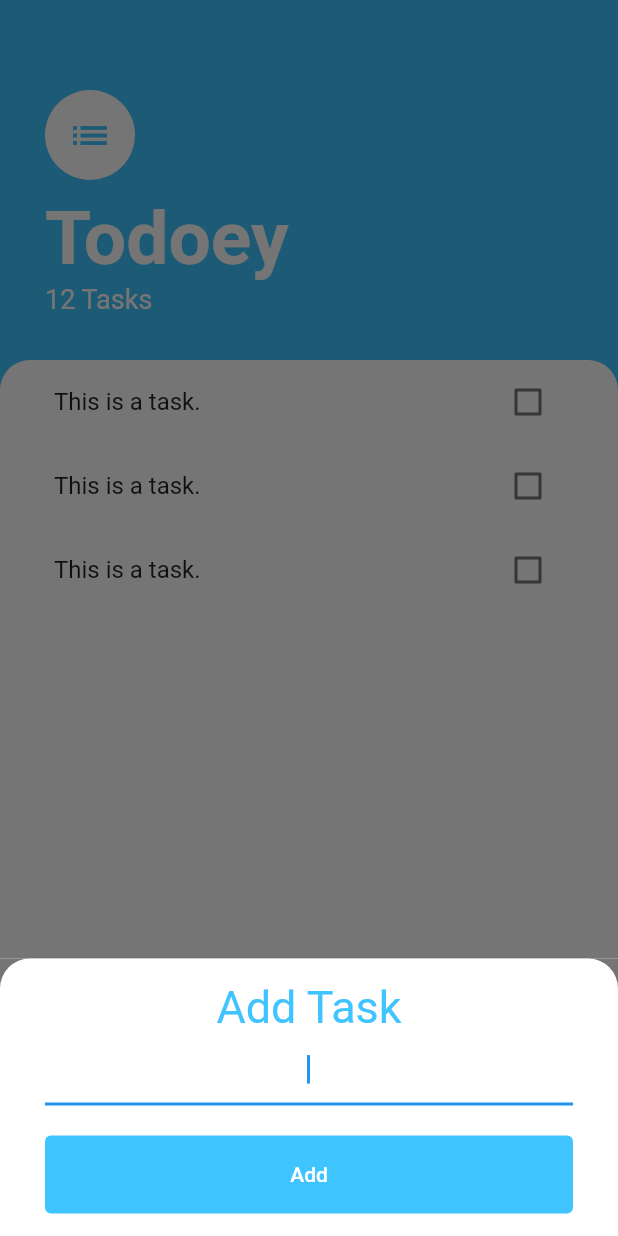
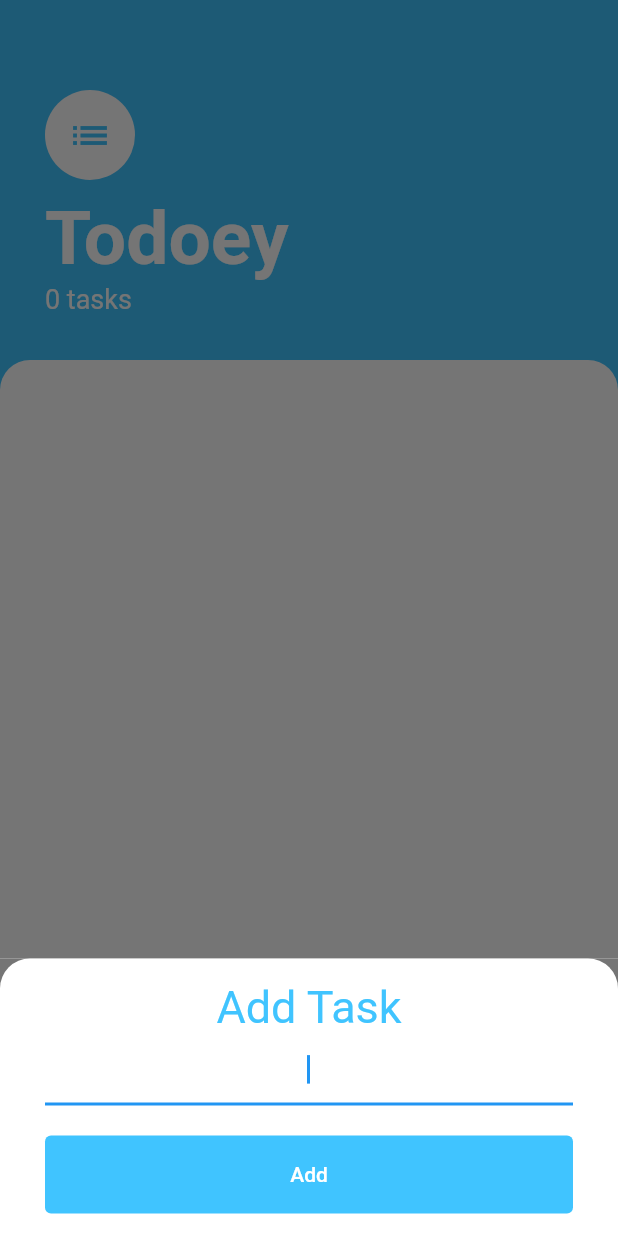
Before and after one commit to smllqs/todoey, a Flutter app: the screen it shows after launch, after a tap on the "add" icon, on a phone screen of 412 x 824 dp. Run offline on Flutter 3.47's test engine with Material 2 defaults, Android fonts, the phone set to English and light mode, and no system bars.

Commit message:
added tasks.

```diff
--- a/lib/main.dart
+++ b/lib/main.dart
@@ -8,6 +8,7 @@ void main() {
 class MyApp extends StatelessWidget {
   const MyApp({super.key});
 
+
   @override
   Widget build(BuildContext context) {
     return const MaterialApp(
--- /dev/null
+++ b/lib/models/task.dart
@@ -0,0 +1,10 @@
+class Task {
+  String name;
+  bool isDone;
+
+  Task({required this.name, required this.isDone});
+
+  void toggleDone() {
+    isDone = !isDone;
+  }
+}
--- a/lib/screens/add_task_screen.dart
+++ b/lib/screens/add_task_screen.dart
@@ -1,8 +1,9 @@
 import 'package:flutter/material.dart';
 
 class AddTaskScreen extends StatelessWidget {
-  const AddTaskScreen({super.key});
-
+  const AddTaskScreen({super.key, this.onpress, required this.controller});
+  final void Function()? onpress;
+  final TextEditingController controller;
   @override
   Widget build(BuildContext context) {
     return Container(
@@ -22,16 +23,16 @@ class AddTaskScreen extends StatelessWidget {
               textAlign: TextAlign.center,
               style: TextStyle(fontSize: 30.0, color: Colors.lightBlueAccent),
             ),
-            const TextField(
+            TextField(
               autofocus: true,
+              controller: controller,
               textAlign: TextAlign.center,
-              decoration: InputDecoration(),
             ),
             const SizedBox(
               height: 20.0,
             ),
             TextButton(
-              onPressed: () {},
+              onPressed: onpress,
               style: const ButtonStyle(
                 backgroundColor:
                     MaterialStatePropertyAll(Colors.lightBlueAccent),
--- a/lib/screens/tasks_screen.dart
+++ b/lib/screens/tasks_screen.dart
@@ -1,9 +1,18 @@
 import 'package:flutter/material.dart';
+import 'package:todoey/models/task.dart';
 import 'package:todoey/screens/add_task_screen.dart';
 import 'package:todoey/widgets/tasks_list.dart';
 
-class TasksScreen extends StatelessWidget {
+class TasksScreen extends StatefulWidget {
   const TasksScreen({super.key});
+
+  @override
+  State<TasksScreen> createState() => _TasksScreenState();
+}
+
+class _TasksScreenState extends State<TasksScreen> {
+  List<Task> tasksList = [];
+  TextEditingController textEditingController = TextEditingController();
 
   @override
   Widget build(BuildContext context) {
@@ -17,8 +26,19 @@ class TasksScreen extends StatelessWidget {
             child: Container(
                 padding: EdgeInsets.only(
                     bottom: MediaQuery.of(context).viewInsets.bottom),
-                      child: const AddTaskScreen()),
+                child: AddTaskScreen(
+                  onpress: () {
+                    setState(() {
+                      tasksList.add(Task(
+                          name: textEditingController.value.text,
+                          isDone: false));
+                      textEditingController.clear();
+                    });
+                  },
+                  controller: textEditingController,
                 )),
+          ),
+        ),
         backgroundColor: Colors.lightBlueAccent,
         child: const Icon(Icons.add),
       ),
@@ -28,18 +48,18 @@ class TasksScreen extends StatelessWidget {
           Container(
             padding: const EdgeInsets.only(
                 top: 60.0, left: 30.0, right: 30.0, bottom: 30.0),
-            child: const Column(
+            child: Column(
               crossAxisAlignment: CrossAxisAlignment.start,
               children: [
-                CircleAvatar(
+                const CircleAvatar(
                     radius: 30.0,
                     backgroundColor: Colors.white,
                     child: Icon(Icons.list,
                         size: 30.0, color: Colors.lightBlueAccent)),
-                SizedBox(
+                const SizedBox(
                   height: 10.0,
                 ),
-                Text(
+                const Text(
                   'Todoey',
                   style: TextStyle(
                       color: Colors.white,
@@ -47,8 +67,8 @@ class TasksScreen extends StatelessWidget {
                       fontWeight: FontWeight.w700),
                 ),
                 Text(
-                  '12 Tasks',
-                  style: TextStyle(color: Colors.white, fontSize: 18.0),
+                  '${tasksList.length} tasks',
+                  style: const TextStyle(color: Colors.white, fontSize: 18.0),
                 )
               ],
             ),
@@ -61,7 +81,9 @@ class TasksScreen extends StatelessWidget {
                   borderRadius: BorderRadius.only(
                       topLeft: Radius.circular(20),
                       topRight: Radius.circular(20))),
-              child: const TasksList(),
+              child: TasksList(
+                tasks: tasksList,
+              ),
             ),
           )
         ],
@@ -69,3 +91,9 @@ class TasksScreen extends StatelessWidget {
     );
   }
 }
+
+// [
+//     Task(name: 'Buy Milk', isDone: false),
+//     Task(name: 'Clean Room', isDone: false),
+//     Task(name: 'Finish this course', isDone: false),
+//   ];
--- a/lib/widgets/tasks_list.dart
+++ b/lib/widgets/tasks_list.dart
@@ -1,19 +1,36 @@
 import 'package:flutter/material.dart';
+import 'package:todoey/models/task.dart';
 import 'package:todoey/widgets/task_tile.dart';
 
-class TasksList extends StatelessWidget {
-  const TasksList({
-    super.key,
-  });
+class TasksList extends StatefulWidget {
+  const TasksList({super.key, required this.tasks});
+  final List<Task> tasks;
 
   @override
+  State<TasksList> createState() => _TasksListState();
+}
+
+class _TasksListState extends State<TasksList> {
+  @override
   Widget build(BuildContext context) {
-    return ListView(
-      children: const [
-        TaskTile(),
-        TaskTile(),
-        TaskTile(),
-      ],
-    );
+    return ListView.builder(
+        itemBuilder: (context, index) {
+          return TaskTile(
+              taskTitle: widget.tasks[index].name,
+              isChecked: widget.tasks[index].isDone,
+              changeState: (val) {
+                setState(() {
+                  widget.tasks[index].toggleDone();
+                });
+              });
+        },
+        itemCount: widget.tasks.length);
   }
 }
+
+
+// [
+//     Task(name: 'Buy Milk', isDone: false),
+//     Task(name: 'Clean Room', isDone: false),
+//     Task(name: 'Finish this course', isDone: false),
+//   ];
--- a/pubspec.yaml
+++ b/pubspec.yaml
@@ -35,6 +35,7 @@ dependencies:
   # The following adds the Cupertino Icons font to your application.
   # Use with the CupertinoIcons class for iOS style icons.
   cupertino_icons: ^1.0.2
+  permission_handler: ^11.0.1
 
 dev_dependencies:
   flutter_test:
```
Also changed, not shown: lib/widgets/task_tile.dart (+19 -3 lines), pubspec.lock, 11 other files. Lines whose indentation alone changed are shown as unchanged.
